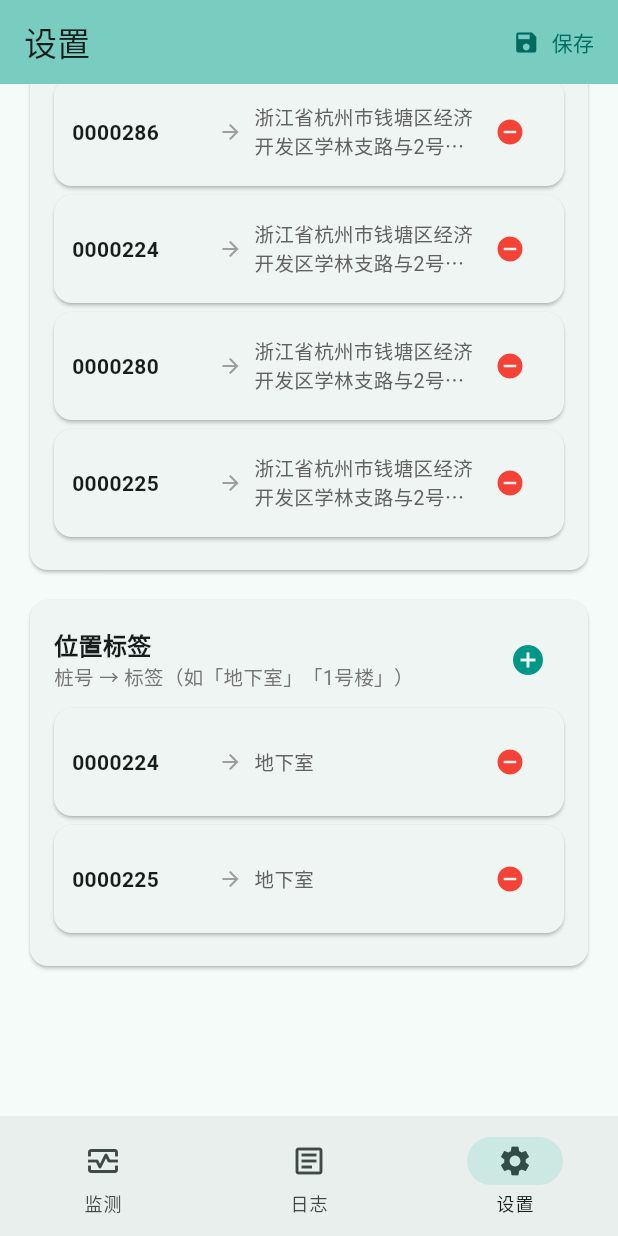
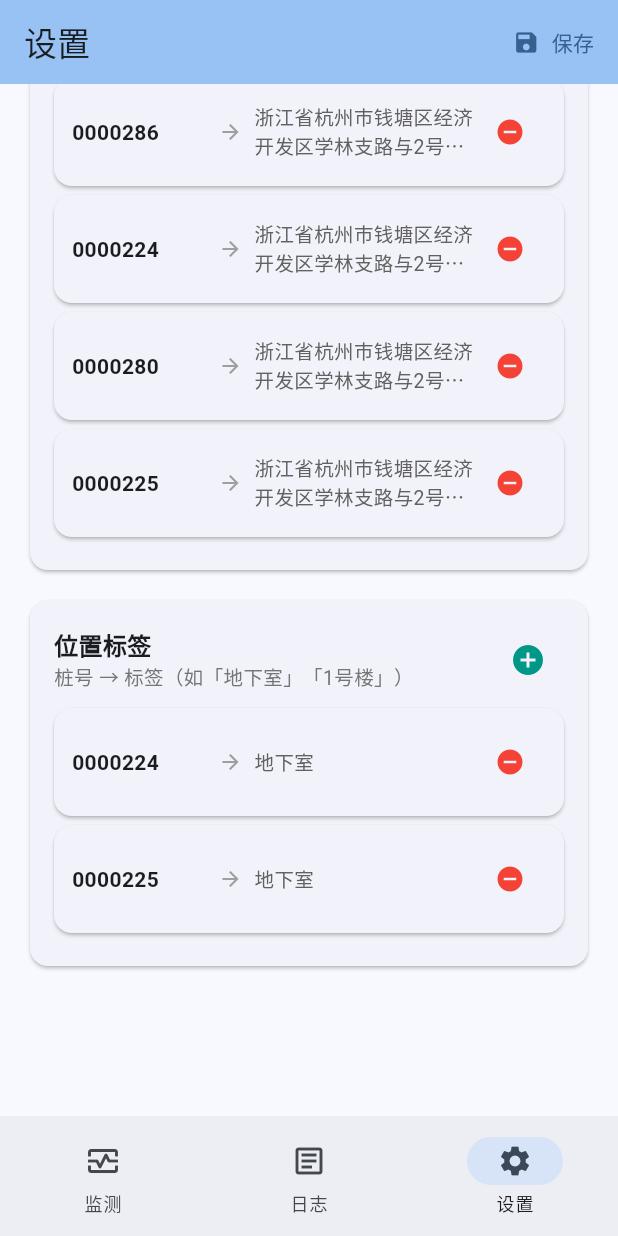
Before and after one commit to li9633/charging-monitoring, a Flutter app: the screen it shows after launch, item 3 of the bottom bar chosen, scrolled down 751 dp, on a phone screen of 412 x 824 dp. Run offline on Flutter 3.47's test engine with Material 3 defaults, Android fonts, the phone set to English and light mode, and no system bars; our stand-ins replace device_info_plus, package_info_plus, share_plus, shared_preferences; network calls fail.

Commit message:
feat(构建): 添加密钥库配置以支持发布构建签名
- 在 build.gradle.kts 中添加密钥库属性加载逻辑
- 更新发布构建的签名配置
- 修改 main.dart 中的主题颜色为蓝色

```diff
--- a/lib/main.dart
+++ b/lib/main.dart
@@ -27,7 +27,7 @@ class MyApp extends StatelessWidget {
       title: '充电桩离线检测',
       debugShowCheckedModeBanner: false,
       theme: ThemeData(
-        colorScheme: ColorScheme.fromSeed(seedColor: Colors.teal),
+        colorScheme: ColorScheme.fromSeed(seedColor: Colors.blue),
         useMaterial3: true,
       ),
       home: HomePage(settings: settings),
```
Also changed, not shown: 1 other file.
